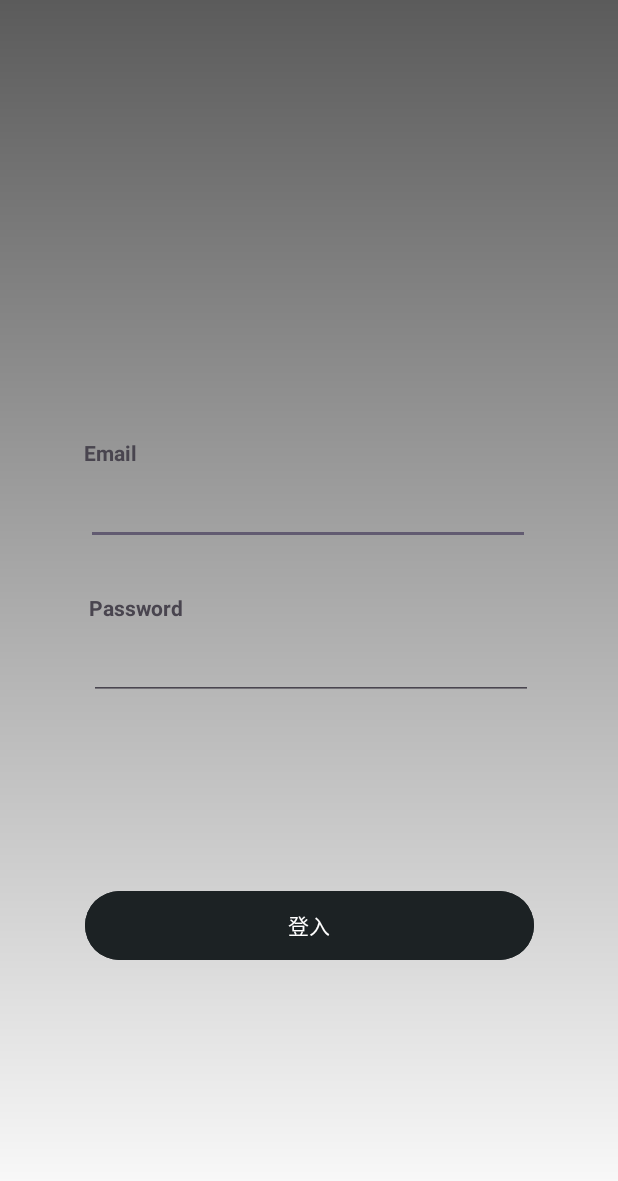
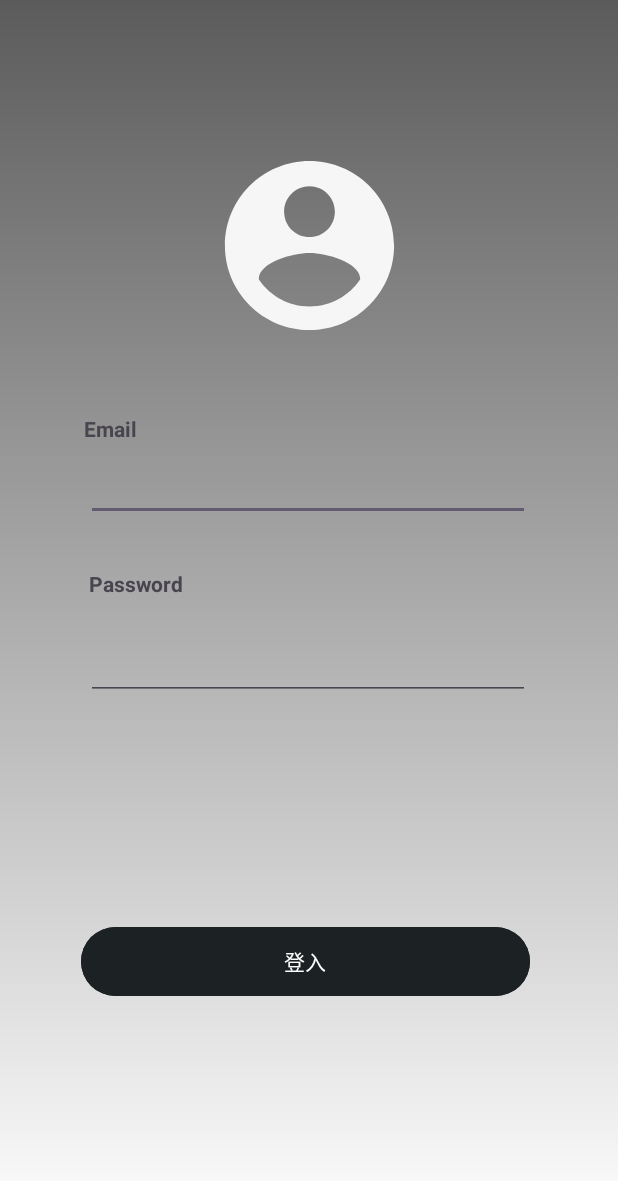
Before and after one commit to Yanruckater/Change_thing_android, an Android app: the login_view screen opened directly, with no data from a screen before it, on a phone screen of 412 x 824 dp. Shown: the top 1181 px of the screen. Run offline under Robolectric (Android 15) with nearby library versions, the phone set to English and light mode, and no system bars.

Commit message:
login_basic

```diff
--- a/app/src/main/java/com/example/change_things_android_final_demo/login_view.java
+++ b/app/src/main/java/com/example/change_things_android_final_demo/login_view.java
@@ -1,7 +1,11 @@
 package com.example.change_things_android_final_demo;
 
 import android.os.Bundle;
+import android.view.View;
 import android.widget.Button;
+import android.widget.ImageView;
+import android.widget.TextView;
+import android.widget.Toast;
 
 import androidx.activity.EdgeToEdge;
 import androidx.appcompat.app.AppCompatActivity;
@@ -11,7 +15,9 @@ import androidx.core.view.WindowInsetsCompat;
 
 public class login_view extends AppCompatActivity {
 
-    public Button nmbutton;
+    public Button mbuttonLogin;
+    private TextView mtextViewEmail, mtextViewPassword;
+    ImageView mimageView;
 
     @Override
     protected void onCreate(Bundle savedInstanceState) {
@@ -23,5 +29,19 @@ public class login_view extends AppCompatActivity {
             v.setPadding(systemBars.left, systemBars.top, systemBars.right, systemBars.bottom);
             return insets;
         });
+        mbuttonLogin = findViewById(R.id.button);
+        mtextViewEmail = findViewById(R.id.editTextEmailAddress);
+        mtextViewPassword = findViewById(R.id.editTextPassword);
+        mimageView = findViewById(R.id.imageView);
+
+        mimageView.setImageDrawable(getResources().getDrawable(R.drawable.baseline_account_circle_24));
+        mbuttonLogin.setOnClickListener(new View.OnClickListener() {
+            @Override
+            public void onClick(View v) {
+                Toast.makeText(login_view.this, "登入成功!!", Toast.LENGTH_SHORT).show();
+
+            }
+        });
+
     }
 }
--- a/app/src/main/res/layout/activity_login_view.xml
+++ b/app/src/main/res/layout/activity_login_view.xml
@@ -13,15 +13,18 @@
         android:id="@+id/button"
         android:layout_width="299dp"
         android:layout_height="54dp"
-        android:layout_marginBottom="180dp"
+        android:layout_marginBottom="156dp"
         android:backgroundTint="#1C2224"
         android:text="登入"
         app:layout_constraintBottom_toBottomOf="parent"
         app:layout_constraintEnd_toEndOf="parent"
-        app:layout_constraintStart_toStartOf="parent" />
+        app:layout_constraintHorizontal_bias="0.482"
+        app:layout_constraintStart_toStartOf="parent"
+        app:layout_constraintTop_toBottomOf="@+id/editTextPassword"
+        app:layout_constraintVertical_bias="1.0" />
 
     <EditText
-        android:id="@+id/editTextTextEmailAddress"
+        android:id="@+id/editTextEmailAddress"
         android:layout_width="296dp"
         android:layout_height="52dp"
         android:layout_marginTop="64dp"
@@ -36,7 +39,7 @@
         android:id="@+id/imageView"
         android:layout_width="135dp"
         android:layout_height="135dp"
-        android:layout_marginTop="112dp"
+        android:layout_marginTop="96dp"
         app:layout_constraintEnd_toEndOf="parent"
         app:layout_constraintStart_toStartOf="parent"
         app:layout_constraintTop_toTopOf="parent"
@@ -48,7 +51,7 @@
         android:layout_height="wrap_content"
         android:text="Email"
         android:textStyle="bold"
-        app:layout_constraintBottom_toTopOf="@+id/editTextTextEmailAddress"
+        app:layout_constraintBottom_toTopOf="@+id/editTextEmailAddress"
         app:layout_constraintEnd_toEndOf="parent"
         app:layout_constraintHorizontal_bias="0.148"
         app:layout_constraintStart_toStartOf="parent"
@@ -65,19 +68,18 @@
         app:layout_constraintEnd_toEndOf="parent"
         app:layout_constraintHorizontal_bias="0.169"
         app:layout_constraintStart_toStartOf="parent"
-        app:layout_constraintTop_toBottomOf="@+id/editTextTextEmailAddress" />
+        app:layout_constraintTop_toBottomOf="@+id/editTextEmailAddress" />
 
     <EditText
-        android:id="@+id/editTextNumberPassword2"
+        android:id="@+id/editTextPassword"
         android:layout_width="296dp"
         android:layout_height="52dp"
+        android:layout_marginTop="16dp"
         android:ems="10"
-        android:inputType="numberPassword"
-        app:layout_constraintBottom_toTopOf="@+id/button"
+        android:inputType="textPassword"
         app:layout_constraintEnd_toEndOf="parent"
-        app:layout_constraintHorizontal_bias="0.513"
+        app:layout_constraintHorizontal_bias="0.495"
         app:layout_constraintStart_toStartOf="parent"
-        app:layout_constraintTop_toBottomOf="@+id/textView2"
-        app:layout_constraintVertical_bias="0.0" />
+        app:layout_constraintTop_toBottomOf="@+id/textView2" />
 
 </androidx.constraintlayout.widget.ConstraintLayout>
```
Also changed, not shown: app/src/main/java/com/example/change_things_android_final_demo/register_view.java (+21 -0 lines), app/src/main/res/layout/activity_register_view.xml (+46 -34 lines).
